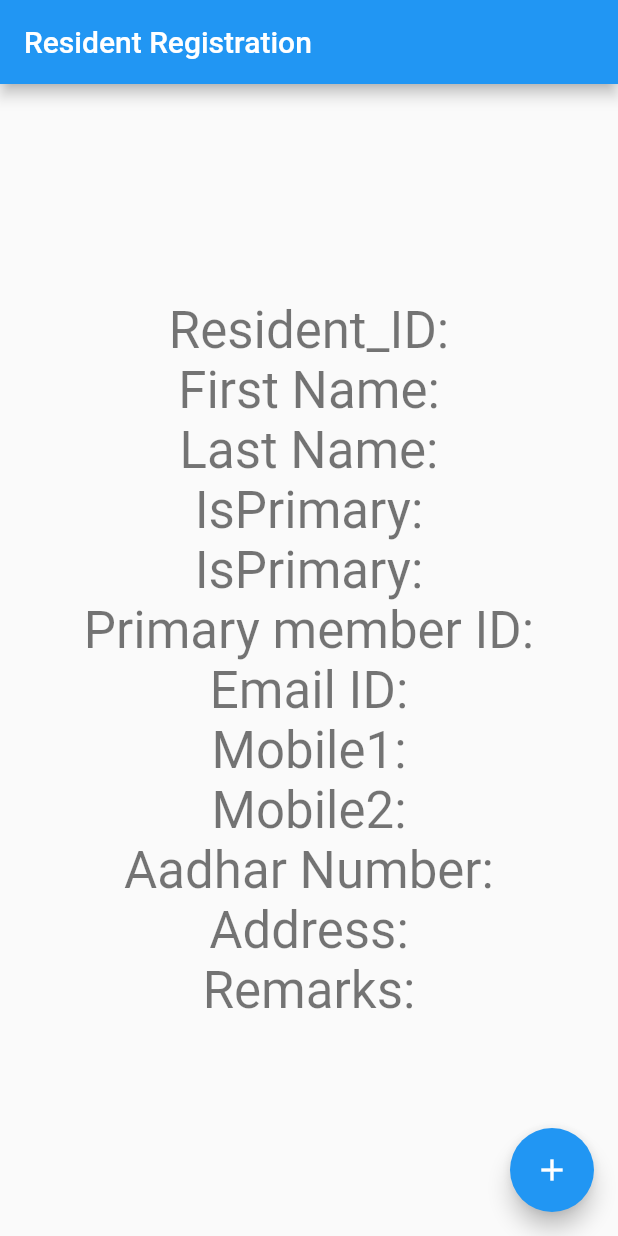
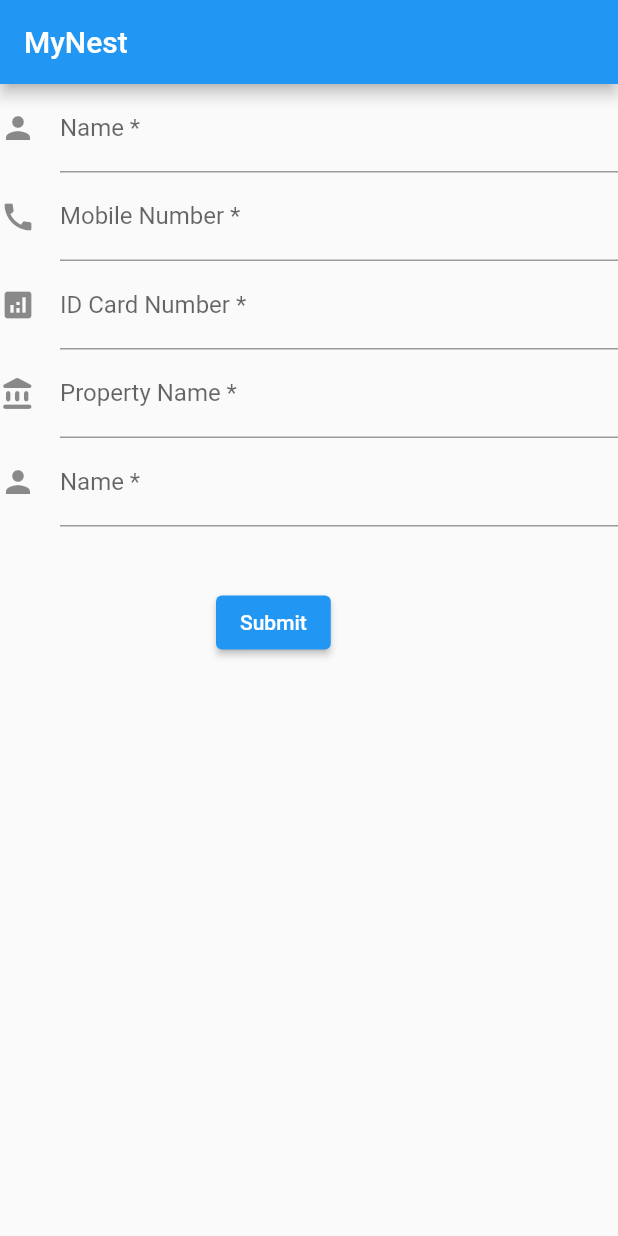
Before and after one commit to shikhartiwariin/my_nest_new, a Flutter app: the screen it shows after launch, on a phone screen of 412 x 824 dp. Run offline on Flutter 3.47's test engine with Material 2 defaults, Android fonts, the light colour scheme and no system bars.

Commit message:
Added Visitor Management

```diff
--- a/lib/main.dart
+++ b/lib/main.dart
@@ -1,23 +1,7 @@
 import 'package:flutter/material.dart';
 import 'package:my_nest/resident_registration.dart';
+import 'package:my_nest/visitor_management/visitor_form.dart';
 
 void main() {
-  runApp(const MyNest());
+  runApp(const VisitorForm());
 }
-
-class MyNest extends StatelessWidget {
-  const MyNest({Key? key}) : super(key: key);
-
-  // This widget is the root of your application.
-  @override
-  Widget build(BuildContext context) {
-    return MaterialApp(
-      debugShowCheckedModeBanner: false,
-      title: 'My Nest',
-      theme: ThemeData(
-        primarySwatch: Colors.blue,
-      ),
-      home: const ResidentRegistration(title: 'Resident Registration'),
-    );
-  }
-}
--- /dev/null
+++ b/lib/visitor_management/visitor_form.dart
@@ -0,0 +1,135 @@
+import 'package:flutter/material.dart';
+
+class VisitorForm extends StatelessWidget {
+  const VisitorForm({Key? key}) : super(key: key);
+
+  @override
+  Widget build(BuildContext context) {
+    const appTitle = 'MyNest';
+
+    return MaterialApp(
+      title: appTitle,
+      debugShowCheckedModeBanner: false,
+      home: Scaffold(
+        appBar: AppBar(
+          title: const Text(appTitle),
+        ),
+        body: const VisForm(),
+      ),
+    );
+  }
+}
+
+class VisForm extends StatefulWidget {
+  const VisForm({Key? key}) : super(key: key);
+
+  @override
+  VisFormState createState() {
+    return VisFormState();
+  }
+}
+
+class VisFormState extends State<VisForm> {
+  final _formKey = GlobalKey<FormState>();
+  @override
+  Widget build(BuildContext context) {
+    return ListView(
+      children: <Widget>[
+        Form(
+          key: _formKey,
+          child: Column(
+            crossAxisAlignment: CrossAxisAlignment.start,
+            children: [
+              TextFormField(
+                decoration: const InputDecoration(
+                  icon: Icon(Icons.person),
+                  hintText: 'Please enter your name',
+                  labelText: 'Name *',
+                ),
+                onSaved: (String? value) {},
+                validator: (value) {
+                  if (value == null || value.isEmpty) {
+                    return 'Please enter some text';
+                  }
+                  return null;
+                },
+              ),
+              TextFormField(
+                decoration: const InputDecoration(
+                  icon: Icon(Icons.call),
+                  hintText: 'Please enter your mobile number',
+                  labelText: 'Mobile Number *',
+                ),
+                onSaved: (String? value) {},
+                validator: (value) {
+                  if (value == null || value.isEmpty) {
+                    return 'Please enter some text';
+                  }
+                  return null;
+                },
+              ),
+              TextFormField(
+                decoration: const InputDecoration(
+                  icon: Icon(Icons.analytics),
+                  hintText: 'Please enter your ID Card Number',
+                  labelText: 'ID Card Number *',
+                ),
+                onSaved: (String? value) {},
+                validator: (value) {
+                  if (value == null || value.isEmpty) {
+                    return 'Please enter some text';
+                  }
+                  return null;
+                },
+              ),
+              TextFormField(
+                decoration: const InputDecoration(
+                  icon: Icon(Icons.account_balance_rounded),
+                  hintText: 'Please enter property name',
+                  labelText: 'Property Name *',
+                ),
+                onSaved: (String? value) {},
+                validator: (value) {
+                  if (value == null || value.isEmpty) {
+                    return 'Please enter some text';
+                  }
+                  return null;
+                },
+              ),
+              TextFormField(
+                decoration: const InputDecoration(
+                  icon: Icon(Icons.person),
+                  hintText: 'Please enter your name',
+                  labelText: 'Name *',
+                ),
+                onSaved: (String? value) {},
+                validator: (value) {
+                  if (value == null || value.isEmpty) {
+                    return 'Please enter some text';
+                  }
+                  return null;
+                },
+              ),
+              Padding(
+                padding: const EdgeInsets.symmetric(vertical: 16.0),
+                child: Padding(
+                  padding: const EdgeInsets.only(left: 144, top: 24),
+                  child: ElevatedButton(
+                    onPressed: () {
+                      if (_formKey.currentState!.validate()) {
+                        ScaffoldMessenger.of(context).showSnackBar(
+                          const SnackBar(content: Text('Processing Data')),
+                        );
+                      }
+                    },
+                    child: const Text('Submit'),
+                  ),
+                ),
+              ),
+            ],
+          ),
+        )
+      ],
+    );
+  }
+}
```
Also changed, not shown: lib/resident_registration.dart (+18 -3 lines), lib/visitor_management/visitor_summary.dart (added), 1 other file.
